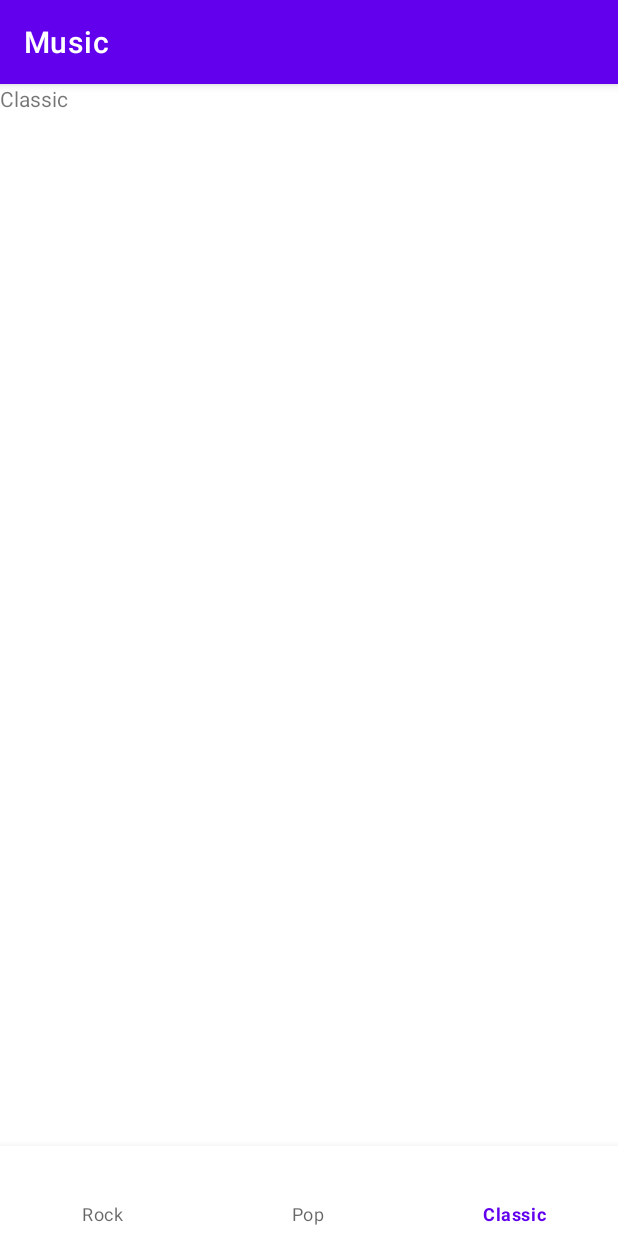
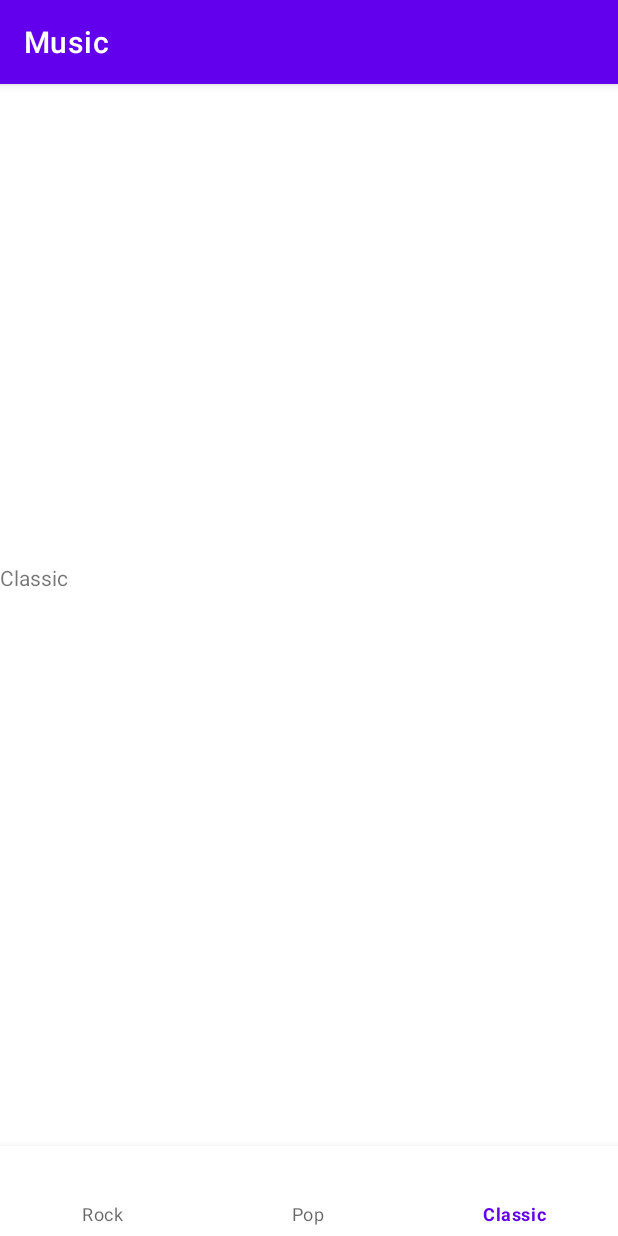
Before and after one commit to paisadallas/Music, an Android app: the screen it shows after launch (MainActivity), item 3 of the bottom bar chosen, on a phone screen of 412 x 824 dp. Run offline under Robolectric (Android 15) with nearby library versions, the phone set to English and light mode, and no system bars; our stand-ins replace Picasso, navigation-ui; pictures from the network do not load.

```diff
--- a/app/build.gradle
+++ b/app/build.gradle
@@ -63,6 +63,9 @@ dependencies {
     //gson converter
     implementation ('com.squareup.retrofit2:converter-gson:2.9.0')
 
+    //picasso
+    implementation ('com.squareup.picasso:picasso:2.71828')
+
 
 
 }
--- a/app/src/main/java/com/john/music/view/RockFragment.kt
+++ b/app/src/main/java/com/john/music/view/RockFragment.kt
@@ -6,7 +6,11 @@ import androidx.fragment.app.Fragment
 import android.view.LayoutInflater
 import android.view.View
 import android.view.ViewGroup
+import androidx.recyclerview.widget.LinearLayoutManager
 import com.john.music.R
+import com.john.music.adapter.TrackAdapter
+import com.john.music.databinding.FragmentRockBinding
+import com.john.music.model.Track
 import com.john.music.model.TracksItem
 import com.john.music.res.TracksAPI
 import retrofit2.Call
@@ -29,7 +33,44 @@ class RockFragment : Fragment() {
     private var param1: String? = null
     private var param2: String? = null
 
+  private val binding by lazy {
+      FragmentRockBinding.inflate(layoutInflater)
+  }
 
+    val trackAdapter by lazy {
+        TrackAdapter()
+    }
+    var simpleObjet:Track =
+        Track(
+     486597,
+     "169003304",
+     "169003415",
+     "Journey",
+    "Greatest Hits",
+    "Don't Stop Believin'",
+     "Greatest Hits",
+     "Don't Stop Believin'",
+     80,
+     "https://music.apple.com/us/album/dont-stop-believin/169003304?i=169003415&uo=4",
+     9.9,
+     "https://audio-ssl.itunes.apple.com/itunes-assets/AudioPreview125/v4/e4/6c/ad/e46cad13-317a-3074-8d0f-a41af0bb2437/mzaf_5207796602846861401.plus.aac.p.m4a",
+     "https://is1-ssl.mzstatic.com/image/thumb/Music115/v4/01/69/5f/01695f6c-541d-faef-ac67-d1033b11c79a/source/30x30bb.jpg",
+    "https://is1-ssl.mzstatic.com/image/thumb/Music115/v4/01/69/5f/01695f6c-541d-faef-ac67-d1033b11c79a/source/60x60bb.jpg",
+     "https://is1-ssl.mzstatic.com/image/thumb/Music115/v4/01/69/5f/01695f6c-541d-faef-ac67-d1033b11c79a/source/100x100bb.jpg",
+     2,
+     1,
+     true,
+     "notExplicit",
+     "notExplicit",
+     "1",
+    "1",
+     "16",
+    2,
+     "250880",
+    909,
+     "USD",
+     98,
+     34.0,9,"","")
 
     override fun onCreate(savedInstanceState: Bundle?) {
         super.onCreate(savedInstanceState)
@@ -43,12 +84,18 @@ class RockFragment : Fragment() {
         inflater: LayoutInflater, container: ViewGroup?,
         savedInstanceState: Bundle?
     ): View? {
-        // Inflate the layout for this fragment
-        return inflater.inflate(R.layout.fragment_rock, container, false)
+
+        binding.rvData.apply {
+            layoutManager = LinearLayoutManager(requireContext(),LinearLayoutManager.VERTICAL,false)
+            adapter = trackAdapter
+        }
+        return (binding.root)
     }
 
     override fun onResume() {
         super.onResume()
+
+        //trackAdapter.updateTrack(simpleObjet)
 
         TracksAPI.retrofitServices.getTracks().enqueue(object : Callback<TracksItem>{
 
@@ -61,6 +108,12 @@ class RockFragment : Fragment() {
                     response.body()?.let {
                        val yo = TracksItem(50,it.tracks)
                         Log.d("Error",yo.tracks[0].artistName)
+
+                        //Inflate layout
+                        for (i in 0..49){
+
+                            trackAdapter.updateTrack(yo.tracks[i])
+                        }
                     }
                 }
             }
--- a/app/src/main/res/layout/activity_main.xml
+++ b/app/src/main/res/layout/activity_main.xml
@@ -23,14 +23,16 @@
     <androidx.fragment.app.FragmentContainerView
         android:id="@+id/nav_host_fragment"
         android:name="androidx.navigation.fragment.NavHostFragment"
-        android:layout_width="0dp"
-        android:layout_height="0dp"
-        app:layout_constraintLeft_toLeftOf="parent"
-        app:layout_constraintRight_toRightOf="parent"
+        android:layout_width="match_parent"
+        android:layout_height="wrap_content"
+
+        android:paddingBottom="20dp"
+        app:defaultNavHost="true"
+        app:layout_constraintBottom_toTopOf="@+id/button_navigation"
+        app:layout_constraintEnd_toEndOf="parent"
+        app:layout_constraintStart_toStartOf="parent"
         app:layout_constraintTop_toTopOf="parent"
-        app:layout_constraintBottom_toBottomOf="parent"
-
-        app:defaultNavHost="true"
+        android:layout_marginBottom="30dp"
         app:navGraph="@navigation/nav_graph" />
 
 
--- a/app/src/main/res/values/dimens.xml
+++ b/app/src/main/res/values/dimens.xml
@@ -2,8 +2,10 @@
 <resources>
     <dimen name="menu_height">60dp</dimen>
     <dimen name="margin_image_track">5dp</dimen>
-    <dimen name="margin_price">15dp</dimen>
+    <dimen name="margin_price">10dp</dimen>
     <dimen name="margin_title">12dp</dimen>
     <dimen name="margin_song">12dp</dimen>
     <dimen name="elevator_card">10dp</dimen>
+    <dimen name="margin_card">3dp</dimen>
+    <dimen name="size_song">15dp</dimen>
 </resources>
```
Also changed, not shown: app/src/main/java/com/john/music/adapter/TrackAdapter.kt (added, +59 -0 lines), app/src/main/res/layout/fragment_rock.xml (+5 -4 lines), app/src/main/res/layout/track_item.xml (+8 -5 lines).
